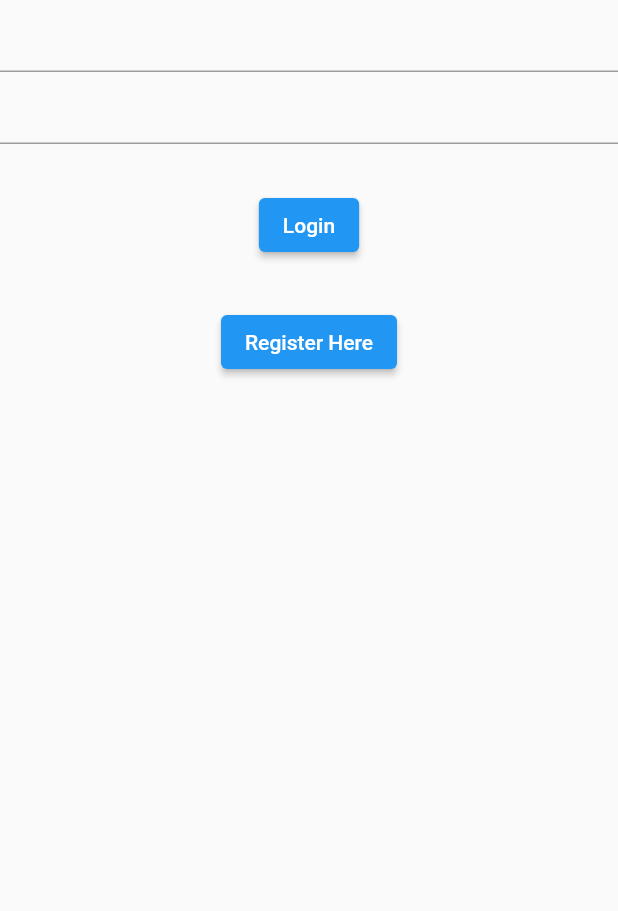
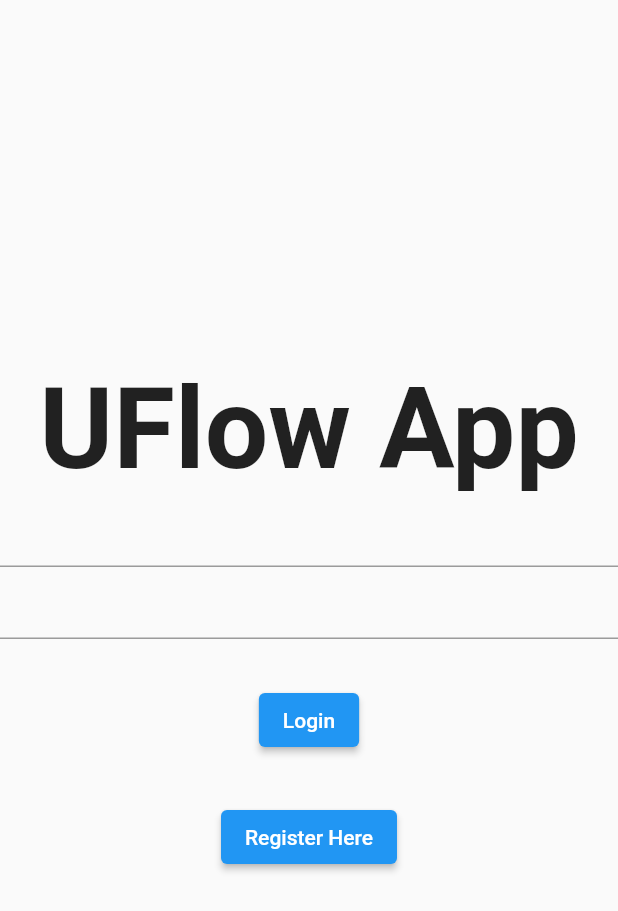
Before and after one commit to Team-8s/uflow_app, a Flutter app: the screen it shows after launch, on a phone screen of 412 x 824 dp. Shown: the top 911 px of the screen. Run offline on Flutter 3.47's test engine with Material 2 defaults, Android fonts, the phone set to English and light mode, and no system bars; our stand-ins replace firebase_auth, firebase_core, flutter_blue, font_awesome_flutter; accounts and stored records are empty.

Commit message:
appearance update 1

```diff
--- a/lib/login_screen.dart
+++ b/lib/login_screen.dart
@@ -18,7 +18,10 @@ class _LoginScreenState extends State<LoginScreen> {
     return Scaffold(
       body: SafeArea(
         child: Column(
+          mainAxisAlignment: MainAxisAlignment.center,
           children: [
+            Text('UFlow App', style: TextStyle(fontSize: 75,fontWeight: FontWeight.bold)),
+
             TextField(
               onChanged: (value) {
                 setState(() {
```
Also changed, not shown: lib/input_page.dart (+4 -4 lines), lib/play_page.dart (+1 -7 lines).
